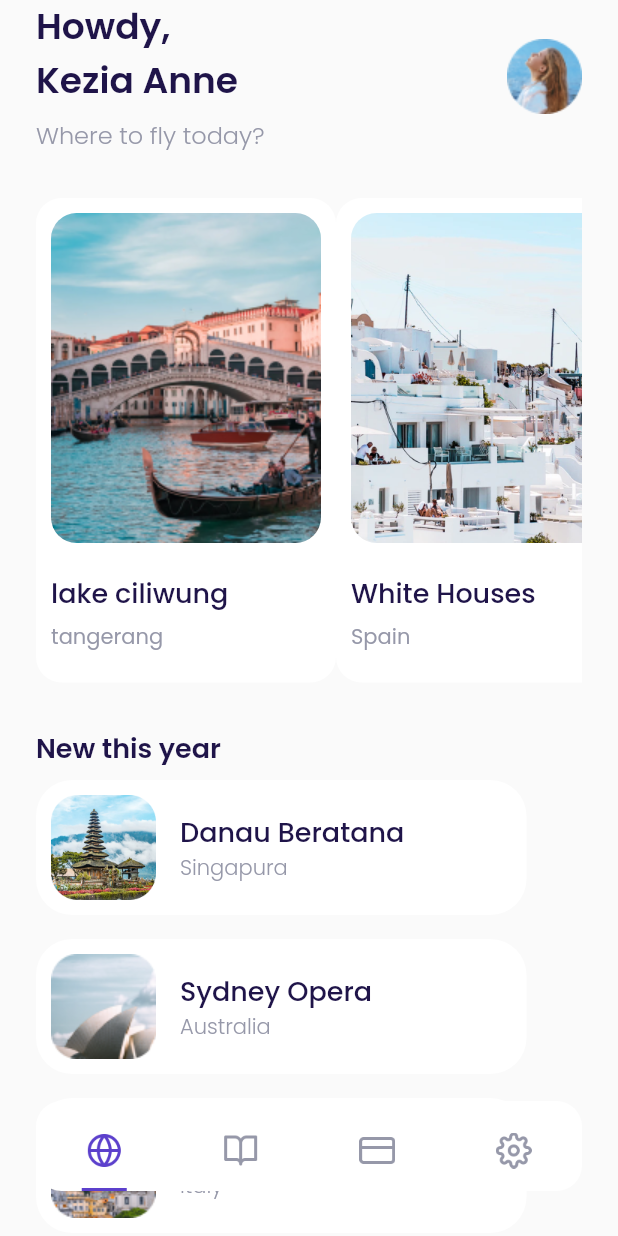
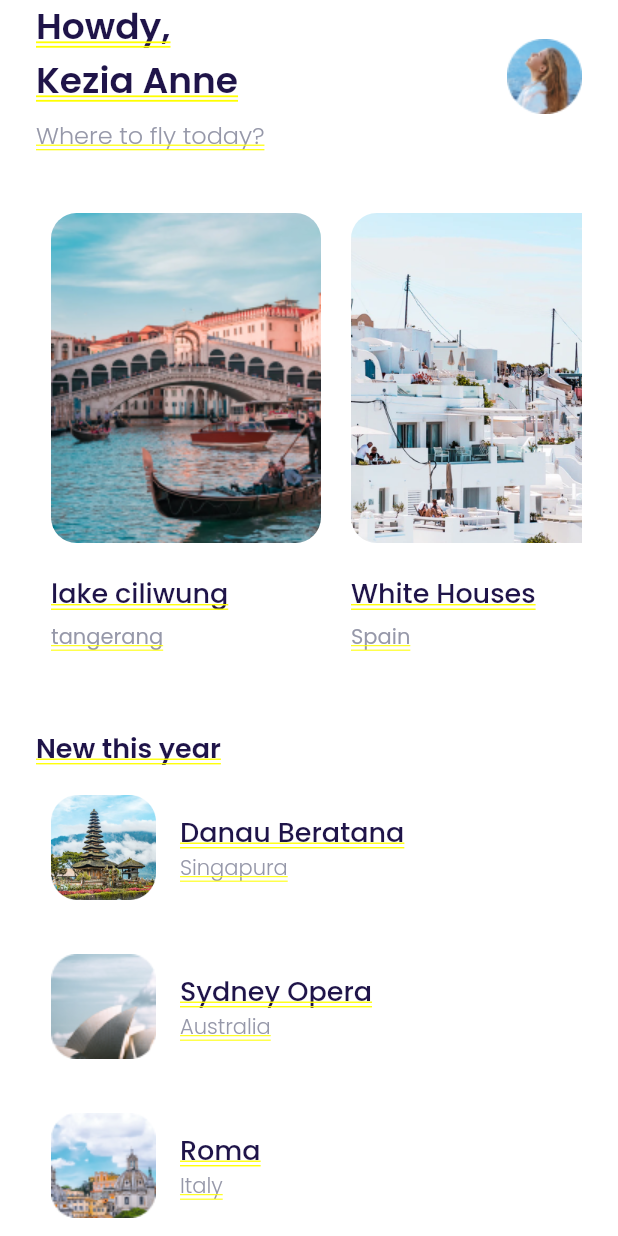
Before and after one commit to magistraapta/Airplane-flutter, a Flutter app: the HomePage screen opened by its route, on a phone screen of 412 x 824 dp. Run offline on Flutter 3.47's test engine with Material 2 defaults, Android fonts, the phone set to English and light mode, and no system bars; our stand-ins replace bloc, flutter_bloc, google_fonts.

Commit message:
fix the home page

```diff
--- /dev/null
+++ b/lib/cubit/page_cubit.dart
@@ -0,0 +1,9 @@
+import 'package:bloc/bloc.dart';
+
+class PageCubit extends Cubit<int> {
+  PageCubit() : super(0);
+
+  void setPage(int newPage) {
+    emit(newPage);
+  }
+}
--- a/lib/pages/bonus_page.dart
+++ b/lib/pages/bonus_page.dart
@@ -16,7 +16,7 @@ class BonusPage extends StatelessWidget {
                 borderRadius: BorderRadius.circular(defaultRadius)),
             child: TextButton(
                 onPressed: () {
-                  Navigator.pushNamed(context, '/home-page');
+                  Navigator.pushNamed(context, '/main-page');
                 },
                 child: Text('Start fly now',
                     style: whiteTextStyle.copyWith(
--- a/lib/pages/home_page.dart
+++ b/lib/pages/home_page.dart
@@ -36,41 +36,6 @@ class HomePage extends StatelessWidget {
       );
     }
 
-    Widget customNavigation() {
-      return Align(
-          alignment: Alignment.bottomCenter,
-          child: Container(
-            width: double.infinity,
-            height: 60,
-            margin: EdgeInsets.only(
-                bottom: 30, left: defaultMargin, right: defaultMargin),
-            decoration: BoxDecoration(
-                borderRadius: BorderRadius.circular(defaultRadius),
-                color: kWhiteColor),
-            child: Row(
-              mainAxisAlignment: MainAxisAlignment.spaceAround,
-              children: [
-                NavigationItem(
-                  imageUrl: 'fi_globe',
-                  isSelected: true,
-                ),
-                NavigationItem(
-                  imageUrl: 'fi_book-open',
-                  isSelected: false,
-                ),
-                NavigationItem(
-                  imageUrl: 'fi_credit-card',
-                  isSelected: false,
-                ),
-                NavigationItem(
-                  imageUrl: 'fi_settings',
-                  isSelected: false,
-                ),
-              ],
-            ),
-          ));
-    }
-
     Widget newThisYear() {
       return Container(
         margin: EdgeInsets.only(top: 30, bottom: 140),
@@ -107,19 +72,10 @@ class HomePage extends StatelessWidget {
       );
     }
 
-    return Scaffold(
-      body: Stack(
-        children: [
-          SafeArea(
-            child: Padding(
-              padding: EdgeInsets.symmetric(horizontal: defaultMargin),
-              child: ListView(
-                children: [header(), TopDestination(), newThisYear()],
-              ),
-            ),
-          ),
-          customNavigation()
-        ],
+    return Container(
+      margin: EdgeInsets.symmetric(horizontal: defaultMargin),
+      child: ListView(
+        children: [header(), TopDestination(), newThisYear()],
       ),
     );
   }
```
Also changed, not shown: lib/main.dart (+9 -2 lines), lib/pages/main_page.dart (added, +61 -0 lines).
